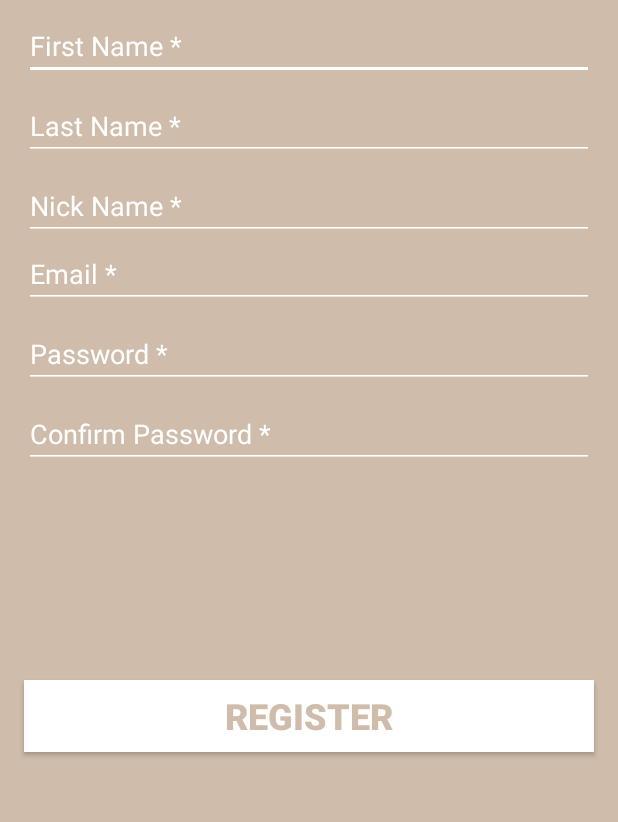
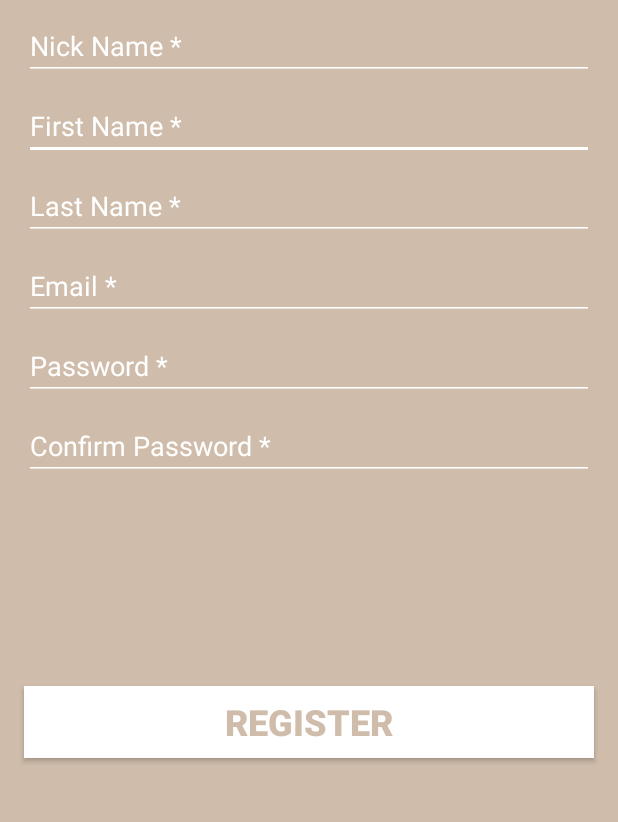
Before and after one commit to shannu1995/On-The-House, an Android app: the RegisterActivity screen opened directly, with no data from a screen before it, on a phone screen of 412 x 824 dp, the part 273-1095 px from its top. Run offline under Robolectric (Android 15) with nearby library versions, the phone set to English and light mode, and no system bars.

Commit message:
Nick Name repositioning. Input color change to white.

```diff
--- a/app/src/main/res/layout/activity_main.xml
+++ b/app/src/main/res/layout/activity_main.xml
@@ -34,7 +34,7 @@
         android:ems="10"
         android:hint="@string/email"
         android:inputType="textEmailAddress"
-        android:textColor="@color/text"
+        android:textColor="@android:color/white"
         android:textColorHint="@color/text"
         app:layout_constraintHorizontal_bias="0.0"
         app:layout_constraintLeft_toLeftOf="parent"
@@ -70,6 +70,7 @@
         android:hint="@string/password"
         android:inputType="textPassword"
         android:textColorHint="@android:color/white"
+        android:textColor="@android:color/white"
         app:layout_constraintHorizontal_bias="0.0"
         app:layout_constraintLeft_toLeftOf="parent"
         app:layout_constraintRight_toRightOf="parent"
--- a/app/src/main/res/layout/activity_register.xml
+++ b/app/src/main/res/layout/activity_register.xml
@@ -31,16 +31,17 @@
         android:layout_height="wrap_content"
         android:layout_marginLeft="16dp"
         android:layout_marginRight="16dp"
-        android:layout_marginTop="8dp"
         android:backgroundTint="@android:color/white"
         android:ems="10"
         android:hint="@string/registerFirstName"
         android:inputType="textPersonName"
         android:textColorHint="@android:color/white"
+        android:textColor="@android:color/white"
         app:layout_constraintHorizontal_bias="0.0"
         app:layout_constraintLeft_toLeftOf="parent"
         app:layout_constraintRight_toRightOf="parent"
-        app:layout_constraintTop_toBottomOf="@+id/registerScreenImage" />
+        android:layout_marginTop="8dp"
+        app:layout_constraintTop_toBottomOf="@+id/regNickName" />
 
     <EditText
         android:id="@+id/regLastName"
@@ -54,6 +55,7 @@
         android:hint="@string/registerLastName"
         android:inputType="textPersonName"
         android:textColorHint="@android:color/white"
+        android:textColor="@android:color/white"
         app:layout_constraintHorizontal_bias="0.0"
         app:layout_constraintLeft_toLeftOf="parent"
         app:layout_constraintRight_toRightOf="parent"
@@ -65,16 +67,17 @@
         android:layout_height="wrap_content"
         android:layout_marginLeft="16dp"
         android:layout_marginRight="16dp"
-        android:layout_marginTop="8dp"
         android:backgroundTint="@android:color/white"
         android:ems="10"
         android:hint="@string/registerNickName"
         android:inputType="textPersonName"
         android:textColorHint="@android:color/white"
+        android:textColor="@android:color/white"
         app:layout_constraintHorizontal_bias="0.0"
         app:layout_constraintLeft_toLeftOf="parent"
         app:layout_constraintRight_toRightOf="parent"
-        app:layout_constraintTop_toBottomOf="@+id/regLastName" />
+        android:layout_marginTop="8dp"
+        app:layout_constraintTop_toBottomOf="@+id/registerScreenImage" />
 
 
     <EditText
@@ -83,16 +86,17 @@
         android:layout_height="wrap_content"
         android:layout_marginLeft="16dp"
         android:layout_marginRight="16dp"
-        android:layout_marginTop="0dp"
         android:backgroundTint="@android:color/white"
         android:ems="10"
         android:hint="@string/registerEmail"
         android:inputType="textEmailAddress"
         android:textColorHint="@android:color/white"
+        android:textColor="@android:color/white"
         app:layout_constraintHorizontal_bias="0.0"
         app:layout_constraintLeft_toLeftOf="parent"
         app:layout_constraintRight_toRightOf="parent"
-        app:layout_constraintTop_toBottomOf="@+id/regNickName" />
+        android:layout_marginTop="8dp"
+        app:layout_constraintTop_toBottomOf="@+id/regLastName" />
 
     <EditText
         android:id="@+id/regPassword"
@@ -106,6 +110,7 @@
         android:hint="@string/registerPassword"
         android:inputType="textPassword"
         android:textColorHint="@android:color/white"
+        android:textColor="@android:color/white"
         app:layout_constraintHorizontal_bias="0.0"
         app:layout_constraintLeft_toLeftOf="parent"
         app:layout_constraintRight_toRightOf="parent"
@@ -123,6 +128,7 @@
         android:hint="@string/registerConfirmPassword"
         android:inputType="textPassword"
         android:textColorHint="@android:color/white"
+        android:textColor="@android:color/white"
         app:layout_constraintHorizontal_bias="0.0"
         app:layout_constraintLeft_toLeftOf="parent"
         app:layout_constraintRight_toRightOf="parent"
```
